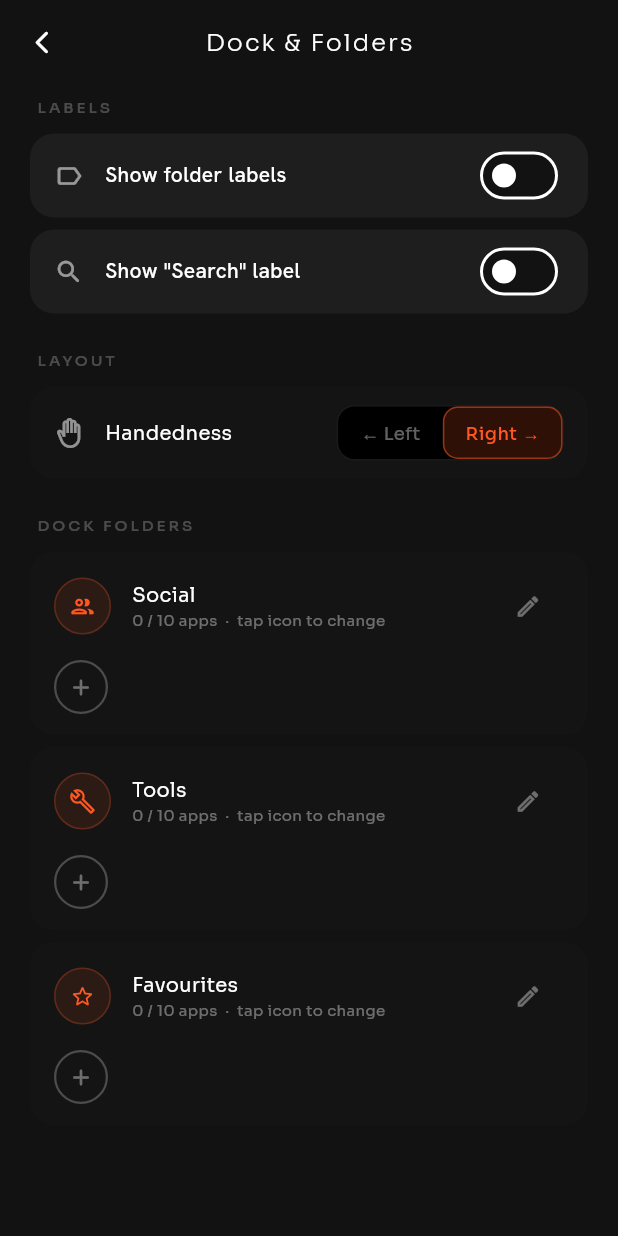
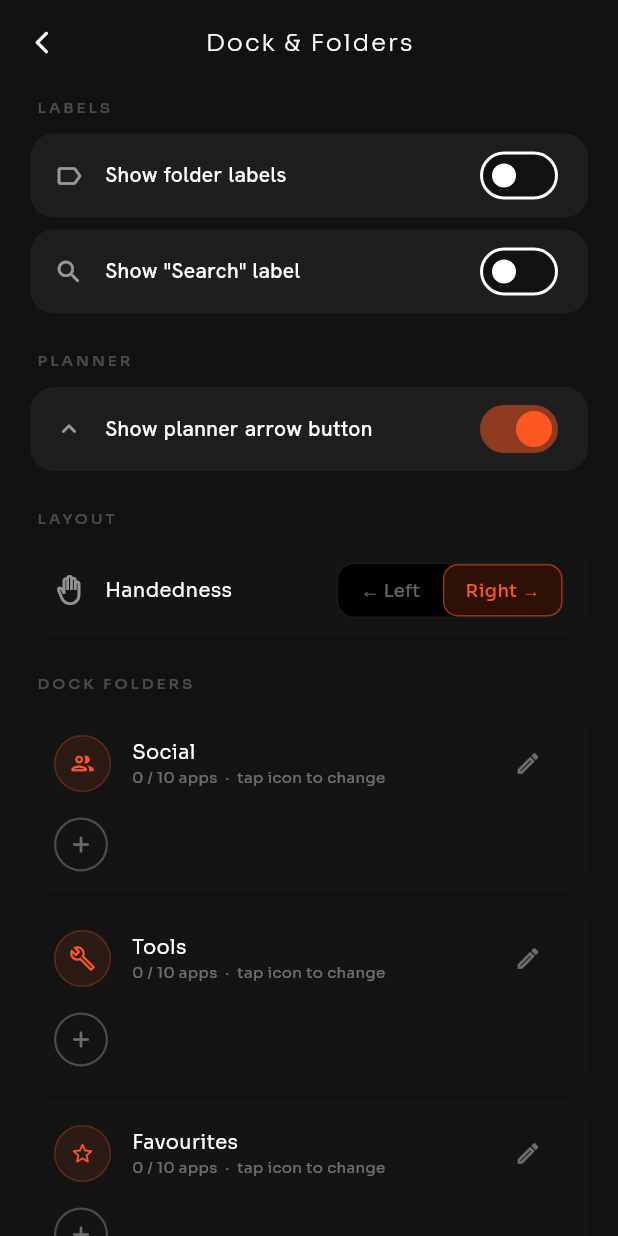
Before and after one commit to amargm/onehand-launcher, a Flutter app: the SettingsScreen screen opened directly, after a tap on "Dock & Folders", on a phone screen of 412 x 824 dp. Run offline on Flutter 3.47's test engine with Material 3 defaults, Android fonts, the phone set to English and light mode, and no system bars; our stand-ins replace cached_network_image, flutter_colorpicker, flutter_riverpod, geolocator, google_fonts, shared_preferences; accounts and stored records are empty.

Commit message:
Add planner arrow visibility setting

```diff
--- a/lib/features/settings/settings_screen.dart
+++ b/lib/features/settings/settings_screen.dart
@@ -581,6 +581,15 @@ class _DockScreen extends ConsumerWidget {
           label: 'Show "Search" label',
           value: ref.watch(showSearchLabelProvider),
           onChanged: (_) => ref.read(showSearchLabelProvider.notifier).toggle(),
+        ),
+        const SizedBox(height: 24),
+        _SectionHeader('Planner'),
+        _ToggleTile(
+          icon: Icons.keyboard_arrow_up_rounded,
+          label: 'Show planner arrow button',
+          value: ref.watch(showPlannerArrowProvider),
+          onChanged: (value) =>
+              ref.read(showPlannerArrowProvider.notifier).set(value),
         ),
         const SizedBox(height: 24),
         _SectionHeader('Layout'),
```
